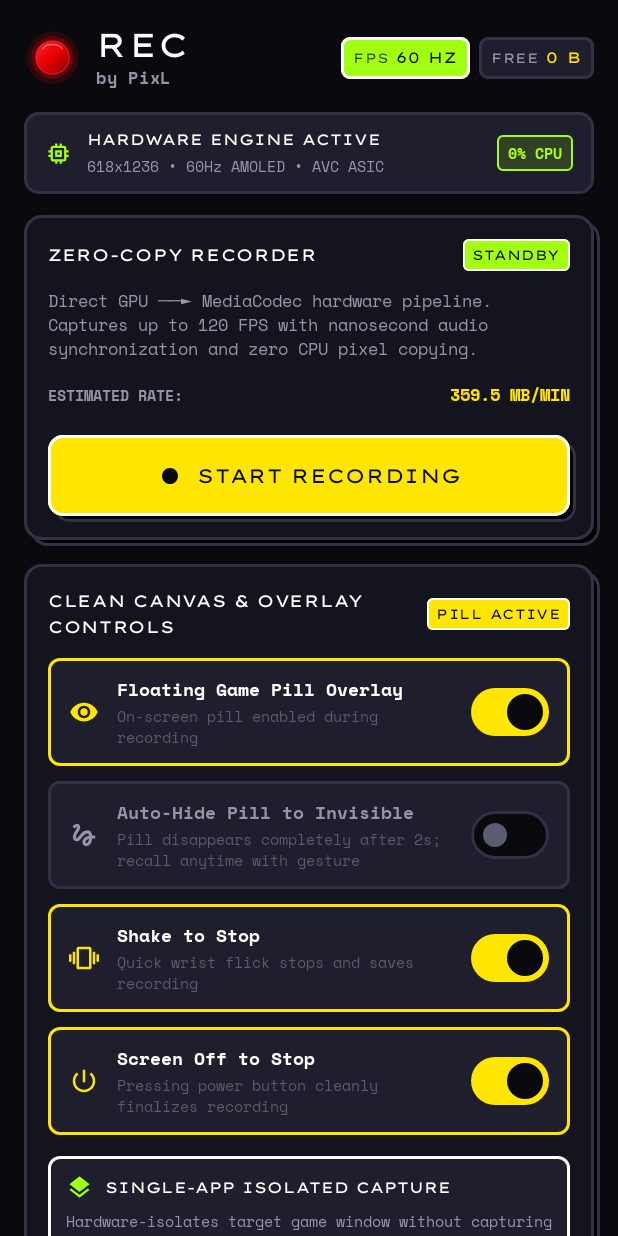
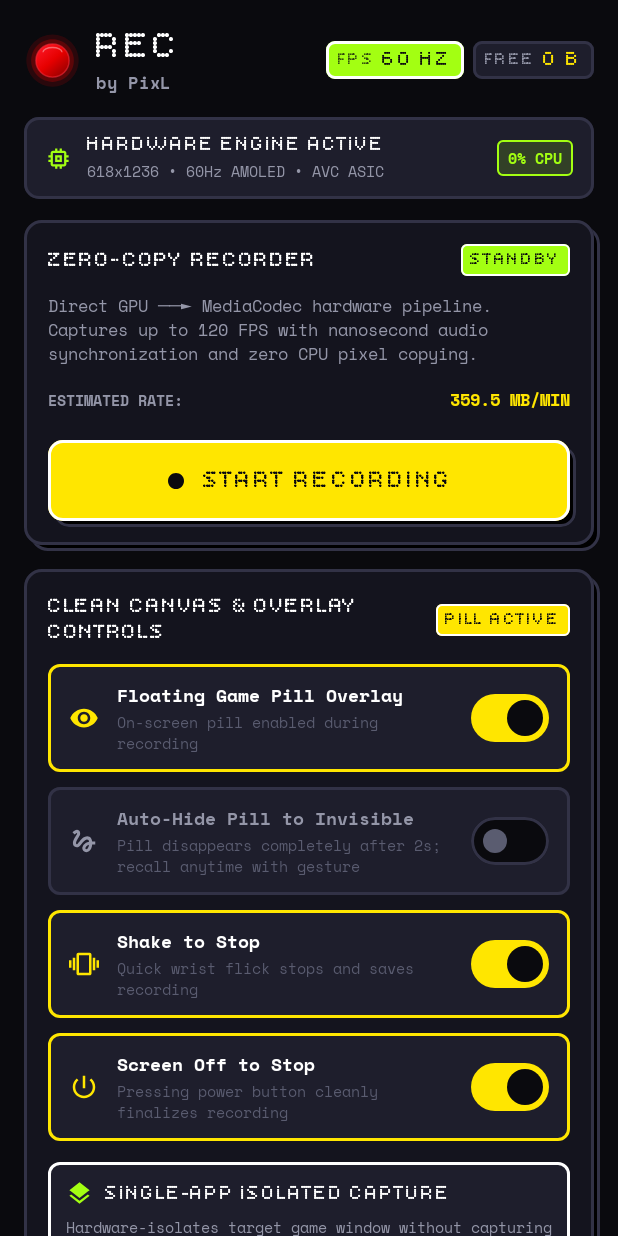
Before and after one commit to pixlofficial/rec, an Android app built with Jetpack Compose: the screen it shows after launch (MainActivity), on a phone screen of 412 x 824 dp. Run offline under Robolectric (Android 15) with nearby library versions, the light colour scheme and no system bars.

Commit message:
feat(typography): apply BitcountPropSingle for marquee headings & SpaceMono for settings/descriptions

```diff
--- a/app/src/main/java/dev/pixl/recorder/ui/components/BrutalistButton.kt
+++ b/app/src/main/java/dev/pixl/recorder/ui/components/BrutalistButton.kt
@@ -131,8 +131,8 @@ fun BrutalistButton(
                 Text(
                     text = text.uppercase(),
                     color = resolvedContent,
-                    fontSize = 13.sp,
-                    fontFamily = dev.pixl.recorder.ui.theme.LexendTera,
+                    fontSize = 17.sp,
+                    fontFamily = dev.pixl.recorder.ui.theme.BitcountPropSingle,
                     fontWeight = FontWeight.Bold,
                     letterSpacing = 0.5.sp
                 )
--- a/app/src/main/java/dev/pixl/recorder/ui/components/BrutalistCard.kt
+++ b/app/src/main/java/dev/pixl/recorder/ui/components/BrutalistCard.kt
@@ -75,8 +75,8 @@ fun BrutalistCard(
                         Text(
                             text = title.uppercase(),
                             color = TextPrimary,
-                            fontSize = 11.sp,
-                            fontFamily = dev.pixl.recorder.ui.theme.LexendTera,
+                            fontSize = 15.sp,
+                            fontFamily = dev.pixl.recorder.ui.theme.BitcountPropSingle,
                             fontWeight = FontWeight.Bold,
                             letterSpacing = 0.5.sp,
                             modifier = Modifier.weight(1f, fill = false)
@@ -93,8 +93,8 @@ fun BrutalistCard(
                             Text(
                                 text = titleTag.uppercase(),
                                 color = tagTextColor,
-                                fontSize = 9.sp,
-                                fontFamily = dev.pixl.recorder.ui.theme.LexendTera,
+                                fontSize = 12.sp,
+                                fontFamily = dev.pixl.recorder.ui.theme.BitcountPropSingle,
                                 fontWeight = FontWeight.Bold,
                                 letterSpacing = 0.5.sp,
                                 maxLines = 1
--- a/app/src/main/java/dev/pixl/recorder/ui/components/TelemetryBadge.kt
+++ b/app/src/main/java/dev/pixl/recorder/ui/components/TelemetryBadge.kt
@@ -16,9 +16,9 @@ import androidx.compose.ui.graphics.Color
 import androidx.compose.ui.text.font.FontWeight
 import androidx.compose.ui.unit.dp
 import androidx.compose.ui.unit.sp
+import dev.pixl.recorder.ui.theme.BitcountPropSingle
 import dev.pixl.recorder.ui.theme.BorderHighlight
 import dev.pixl.recorder.ui.theme.BorderStark
-import dev.pixl.recorder.ui.theme.LexendTera
 import dev.pixl.recorder.ui.theme.SurfaceElevated
 import dev.pixl.recorder.ui.theme.TextInverse
 import dev.pixl.recorder.ui.theme.ToxicLime
@@ -35,7 +35,7 @@ fun TelemetryBadge(
         modifier = modifier
             .background(if (isHighlighted) accentColor else SurfaceElevated, RoundedCornerShape(6.dp))
             .border(1.5.dp, if (isHighlighted) BorderHighlight else BorderStark, RoundedCornerShape(6.dp))
-            .padding(horizontal = 8.dp, vertical = 5.dp)
+            .padding(horizontal = 8.dp, vertical = 4.dp)
     ) {
         Row(
             verticalAlignment = Alignment.CenterVertically
@@ -43,9 +43,9 @@ fun TelemetryBadge(
             Text(
                 text = label.uppercase(),
                 color = if (isHighlighted) TextInverse.copy(alpha = 0.75f) else dev.pixl.recorder.ui.theme.TextSecondary,
-                fontSize = 9.sp,
-                fontFamily = LexendTera,
-                fontWeight = FontWeight.Bold,
+                fontSize = 12.sp,
+                fontFamily = BitcountPropSingle,
+                fontWeight = FontWeight.SemiBold,
                 letterSpacing = 0.5.sp,
                 maxLines = 1
             )
@@ -53,8 +53,8 @@ fun TelemetryBadge(
             Text(
                 text = value.uppercase(),
                 color = if (isHighlighted) TextInverse else accentColor,
-                fontSize = 10.sp,
-                fontFamily = LexendTera,
+                fontSize = 14.sp,
+                fontFamily = BitcountPropSingle,
                 fontWeight = FontWeight.Bold,
                 letterSpacing = 0.5.sp,
                 maxLines = 1
--- a/app/src/main/java/dev/pixl/recorder/ui/dashboard/DashboardScreen.kt
+++ b/app/src/main/java/dev/pixl/recorder/ui/dashboard/DashboardScreen.kt
@@ -71,12 +71,12 @@ import dev.pixl.recorder.ui.components.BrutalistButtonVariant
 import dev.pixl.recorder.ui.components.BrutalistCard
 import dev.pixl.recorder.ui.components.SteppedVuMeter
 import dev.pixl.recorder.ui.components.TelemetryBadge
+import dev.pixl.recorder.ui.theme.BitcountPropSingle
 import dev.pixl.recorder.ui.theme.BorderHighlight
 import dev.pixl.recorder.ui.theme.BorderStark
 import dev.pixl.recorder.ui.theme.CyberYellow
 import dev.pixl.recorder.ui.theme.HyperCrimson
 import dev.pixl.recorder.ui.theme.HyperCyan
-import dev.pixl.recorder.ui.theme.LexendTera
 import dev.pixl.recorder.ui.theme.ObsidianCanvas
 import dev.pixl.recorder.ui.theme.SpaceMono
 import dev.pixl.recorder.ui.theme.SurfaceElevated
@@ -186,9 +186,9 @@ private fun HeaderBar(uiState: DashboardUiState) {
                 Text(
                     text = "REC",
                     color = Color.White,
-                    fontSize = 22.sp,
-                    lineHeight = 24.sp,
-                    fontFamily = LexendTera,
+                    fontSize = 26.sp,
+                    lineHeight = 26.sp,
+                    fontFamily = BitcountPropSingle,
                     fontWeight = FontWeight.Bold,
                     letterSpacing = 1.sp
                 )
@@ -249,8 +249,8 @@ private fun HardwareSpecsCard(uiState: DashboardUiState) {
                     Text(
                         text = "HARDWARE ENGINE ACTIVE",
                         color = TextPrimary,
-                        fontSize = 10.sp,
-                        fontFamily = LexendTera,
+                        fontSize = 14.sp,
+                        fontFamily = BitcountPropSingle,
                         fontWeight = FontWeight.Bold
                     )
                     Text(
@@ -332,11 +332,11 @@ private fun HeroRecordingCard(
                     Spacer(modifier = Modifier.width(12.dp))
                     Text(
                         text = StorageCalculator.formatDuration(durationMs),
-                        fontSize = 36.sp,
-                        fontFamily = LexendTera,
+                        fontSize = 42.sp,
+                        fontFamily = BitcountPropSingle,
                         fontWeight = FontWeight.Bold,
                         color = TextPrimary,
-                        letterSpacing = (-0.5).sp
+                        letterSpacing = 1.sp
                     )
                 }
 
@@ -445,9 +445,9 @@ private fun HeroRecordingCard(
                 Text(
                     text = "${recorderState.formattedSize} • ${StorageCalculator.formatDuration(recorderState.durationMs)}",
                     color = ToxicLime,
-                    fontFamily = LexendTera,
+                    fontFamily = BitcountPropSingle,
                     fontWeight = FontWeight.Bold,
-                    fontSize = 15.sp
+                    fontSize = 18.sp
                 )
                 Spacer(modifier = Modifier.height(16.dp))
                 BrutalistButton(
@@ -575,8 +575,8 @@ private fun OverlayAndCleanCanvasSection(
                     Text(
                         text = "RECALL GESTURE",
                         color = TextSecondary,
-                        fontSize = 9.sp,
-                        fontFamily = LexendTera,
+                        fontSize = 12.sp,
+                        fontFamily = BitcountPropSingle,
                         fontWeight = FontWeight.Bold,
                         letterSpacing = 0.5.sp
                     )
@@ -654,8 +654,8 @@ private fun OverlayAndCleanCanvasSection(
                         Text(
                             text = "SINGLE-APP ISOLATED CAPTURE",
                             color = if (isAndroid14Plus) TextPrimary else TextMuted,
-                            fontSize = 10.sp,
-                            fontFamily = LexendTera,
+                            fontSize = 14.sp,
+                            fontFamily = BitcountPropSingle,
                             fontWeight = FontWeight.Bold
                         )
                     }
@@ -671,8 +671,8 @@ private fun OverlayAndCleanCanvasSection(
                             Text(
                                 text = "REQUIRES ANDROID 14+",
                                 color = TextMuted,
-                                fontSize = 8.sp,
-                                fontFamily = LexendTera,
+                                fontSize = 11.sp,
+                                fontFamily = BitcountPropSingle,
                                 fontWeight = FontWeight.Bold,
                                 maxLines = 1
                             )
@@ -899,8 +899,8 @@ private fun SelectableTag(
         Text(
             text = text.uppercase(),
             color = textColor,
-            fontSize = 10.sp,
-            fontFamily = LexendTera,
+            fontSize = 13.sp,
+            fontFamily = BitcountPropSingle,
             fontWeight = FontWeight.Bold,
             letterSpacing = 0.5.sp
         )
--- a/app/src/main/java/dev/pixl/recorder/ui/overlay/FloatingPillView.kt
+++ b/app/src/main/java/dev/pixl/recorder/ui/overlay/FloatingPillView.kt
@@ -287,19 +287,20 @@ fun FloatingPillView(
                             Text(
                                 text = if (isPaused) "PAUSED" else "REC",
                                 color = accentColor,
-                                fontSize = 9.sp,
-                                fontFamily = dev.pixl.recorder.ui.theme.LexendTera,
-                                fontWeight = FontWeight.Bold
+                                fontSize = 11.sp,
+                                fontFamily = dev.pixl.recorder.ui.theme.BitcountPropSingle,
+                                fontWeight = FontWeight.Bold,
+                                letterSpacing = 0.5.sp
                             )
                         }
                     }
 
-                    // Digital Timer Counter
+                    // Digital Dot-Matrix Timer Counter
                     Text(
                         text = StorageCalculator.formatDuration(currentDuration),
                         color = TextPrimary,
-                        fontSize = 14.sp,
-                        fontFamily = dev.pixl.recorder.ui.theme.LexendTera,
+                        fontSize = 16.sp,
+                        fontFamily = dev.pixl.recorder.ui.theme.BitcountPropSingle,
                         fontWeight = FontWeight.Bold,
                         letterSpacing = 0.5.sp
                     )
--- a/app/src/main/java/dev/pixl/recorder/ui/theme/Type.kt
+++ b/app/src/main/java/dev/pixl/recorder/ui/theme/Type.kt
@@ -8,16 +8,24 @@ import androidx.compose.ui.text.font.FontWeight
 import androidx.compose.ui.unit.sp
 import dev.pixl.recorder.R
 
-// Lexend Tera: Display Font for Titles, Brand, Badges, Chips, Timers, Buttons
-val LexendTera = FontFamily(
-    Font(R.font.lexend_tera, FontWeight.Normal),
-    Font(R.font.lexend_tera, FontWeight.Medium),
-    Font(R.font.lexend_tera, FontWeight.SemiBold),
-    Font(R.font.lexend_tera, FontWeight.Bold),
-    Font(R.font.lexend_tera, FontWeight.Black)
+// Bitcount Prop Single: Proportional Dot-Matrix Marquee for Headings, Brand, Badges & Buttons
+val BitcountPropSingle = FontFamily(
+    Font(R.font.bitcount_prop_single, FontWeight.Normal),
+    Font(R.font.bitcount_prop_single, FontWeight.Medium),
+    Font(R.font.bitcount_prop_single, FontWeight.SemiBold),
+    Font(R.font.bitcount_prop_single, FontWeight.Bold),
+    Font(R.font.bitcount_prop_single, FontWeight.Black)
 )
 
-// Space Mono: Developer / Technical Font for Settings, Switches & Descriptions
+val BitcountSingle = FontFamily(
+    Font(R.font.bitcount_single, FontWeight.Normal),
+    Font(R.font.bitcount_single, FontWeight.Medium),
+    Font(R.font.bitcount_single, FontWeight.SemiBold),
+    Font(R.font.bitcount_single, FontWeight.Bold),
+    Font(R.font.bitcount_single, FontWeight.Black)
+)
+
+// Space Mono: Crisp Developer / Technical Font for Settings, Switches & Descriptions
 val SpaceMono = FontFamily(
     Font(R.font.space_mono_regular, FontWeight.Normal),
     Font(R.font.space_mono_bold, FontWeight.Bold)
@@ -31,44 +39,52 @@ val Handjet = FontFamily(
     Font(R.font.handjet, FontWeight.Black)
 )
 
+val LexendTera = FontFamily(
+    Font(R.font.lexend_tera, FontWeight.Normal),
+    Font(R.font.lexend_tera, FontWeight.Medium),
+    Font(R.font.lexend_tera, FontWeight.SemiBold),
+    Font(R.font.lexend_tera, FontWeight.Bold),
+    Font(R.font.lexend_tera, FontWeight.Black)
+)
+
 val BrutalistTypography = Typography(
     displayLarge = TextStyle(
-        fontFamily = LexendTera,
+        fontFamily = BitcountPropSingle,
         fontWeight = FontWeight.Bold,
-        fontSize = 36.sp,
-        lineHeight = 40.sp,
-        letterSpacing = (-0.5).sp,
+        fontSize = 42.sp,
+        lineHeight = 44.sp,
+        letterSpacing = 1.sp,
         color = TextPrimary
     ),
     displayMedium = TextStyle(
-        fontFamily = LexendTera,
+        fontFamily = BitcountPropSingle,
         fontWeight = FontWeight.Bold,
-        fontSize = 24.sp,
-        lineHeight = 28.sp,
-        letterSpacing = 0.sp,
+        fontSize = 28.sp,
+        lineHeight = 32.sp,
+        letterSpacing = 0.5.sp,
         color = TextPrimary
     ),
     headlineLarge = TextStyle(
-        fontFamily = LexendTera,
+        fontFamily = BitcountPropSingle,
+        fontWeight = FontWeight.Bold,
+        fontSize = 22.sp,
+        lineHeight = 26.sp,
+        letterSpacing = 0.5.sp,
+        color = TextPrimary
+    ),
+    headlineMedium = TextStyle(
+        fontFamily = BitcountPropSingle,
         fontWeight = FontWeight.Bold,
         fontSize = 18.sp,
         lineHeight = 22.sp,
         letterSpacing = 0.5.sp,
         color = TextPrimary
     ),
-    headlineMedium = TextStyle(
-        fontFamily = LexendTera,
+    titleLarge = TextStyle(
+        fontFamily = BitcountPropSingle,
         fontWeight = FontWeight.Bold,
-        fontSize = 14.sp,
-        lineHeight = 18.sp,
-        letterSpacing = 0.5.sp,
-        color = TextPrimary
-    ),
-    titleLarge = TextStyle(
-        fontFamily = LexendTera,
-        fontWeight = FontWeight.Bold,
-        fontSize = 13.sp,
-        lineHeight = 17.sp,
+        fontSize = 15.sp,
+        lineHeight = 19.sp,
         letterSpacing = 0.5.sp,
         color = TextPrimary
     ),
@@ -97,10 +113,10 @@ val BrutalistTypography = Typography(
         color = TextSecondary
     ),
     labelLarge = TextStyle(
-        fontFamily = LexendTera,
+        fontFamily = BitcountPropSingle,
         fontWeight = FontWeight.Bold,
-        fontSize = 11.sp,
-        lineHeight = 14.sp,
+        fontSize = 14.sp,
+        lineHeight = 17.sp,
         letterSpacing = 0.5.sp,
         color = TextPrimary
     ),
```
